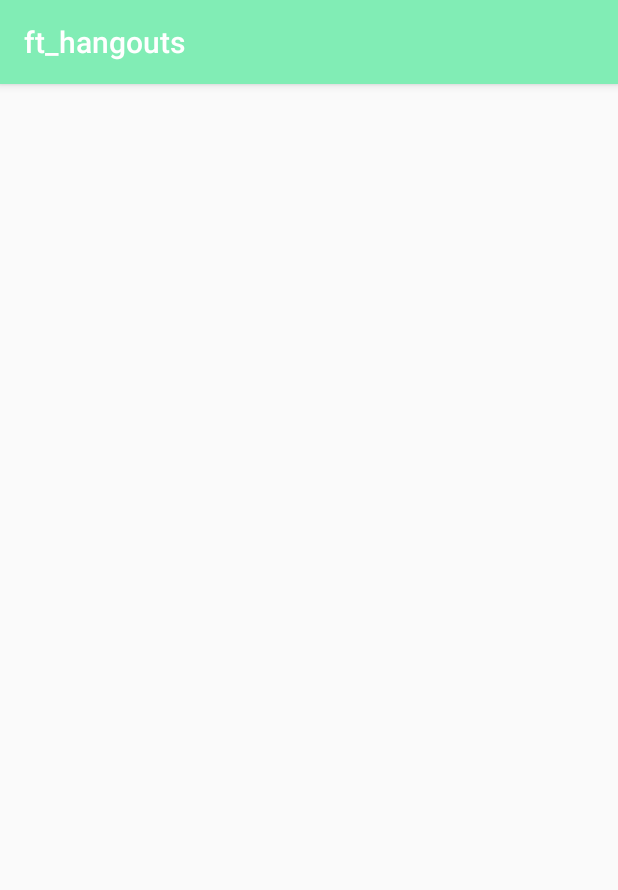
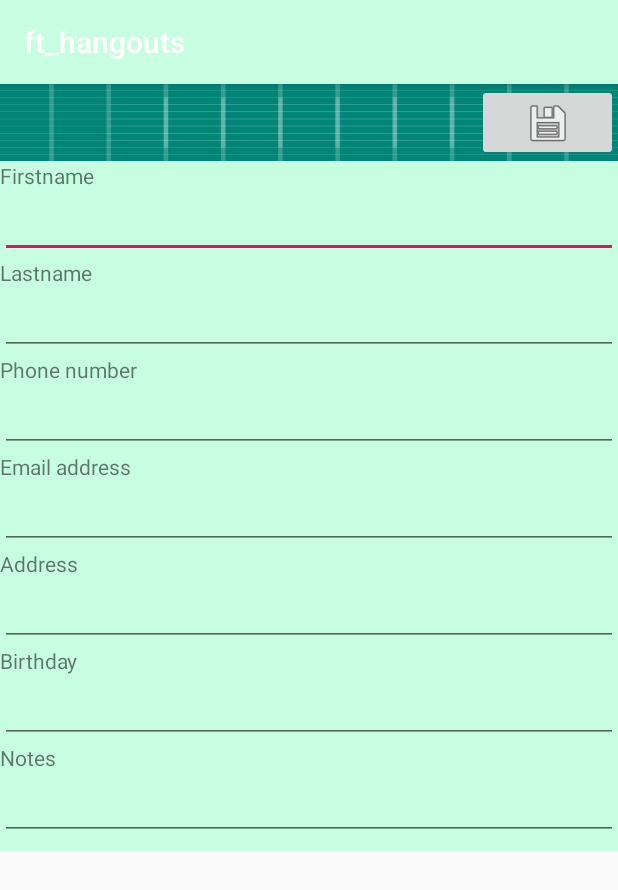
Before and after one commit to Syberam/ft_hangouts, an Android app: the ContactEdit screen opened directly, with no data from a screen before it, on a phone screen of 412 x 824 dp. Shown: the top 890 px of the screen. Run offline under Robolectric (Android 15) with nearby library versions, the phone set to English and light mode, and no system bars.

Commit message:
to sync with scholl folder

```diff
--- a/app/src/main/AndroidManifest.xml
+++ b/app/src/main/AndroidManifest.xml
@@ -16,7 +16,7 @@
                 <category android:name="android.intent.category.LAUNCHER" />
             </intent-filter>
         </activity>
-        <activity android:name=".contactCard"></activity>
+        <activity android:name=".ContactEdit"></activity>
     </application>
 
 </manifest>
--- a/app/src/main/java/com/sbonnefo/ft_hangouts/contactCard.java
+++ b/app/src/main/java/com/sbonnefo/ft_hangouts/ContactEdit.java
@@ -3,7 +3,7 @@ package com.sbonnefo.ft_hangouts;
 import android.support.v7.app.AppCompatActivity;
 import android.os.Bundle;
 
-public class contactCard extends AppCompatActivity {
+public class ContactEdit extends AppCompatActivity {
 
     @Override
     protected void onCreate(Bundle savedInstanceState) {
--- a/app/src/main/java/com/sbonnefo/ft_hangouts/MainActivity.java
+++ b/app/src/main/java/com/sbonnefo/ft_hangouts/MainActivity.java
@@ -34,8 +34,8 @@ public class MainActivity extends AppCompatActivity {
         btnGoContact.setOnClickListener(new View.OnClickListener() {
             @Override
             public void onClick(View v) {
-                Intent intent = new Intent(MainActivity.this, contactCard.class );
-                //Intent.putExtra("message", txtInputData.getText().toString() );
+                Intent intent = new Intent(MainActivity.this, ContactEdit.class );
+                //Intent.putExtra( "Contact", contact );
                 startActivity(intent);
             }
         });
--- a/app/src/main/res/layout-v26/activity_contact_card.xml
+++ /dev/null
@@ -1,25 +0,0 @@
-<?xml version="1.0" encoding="utf-8"?>
-<RelativeLayout xmlns:android="http://schemas.android.com/apk/res/android"
-    xmlns:app="http://schemas.android.com/apk/res-auto"
-    xmlns:tools="http://schemas.android.com/tools"
-    android:layout_width="match_parent"
-    android:layout_height="match_parent"
-    tools:context=".contactCard">
-
-
-    <ScrollView
-        android:layout_width="match_parent"
-        android:layout_height="match_parent"
-        android:layout_alignParentStart="true"
-        android:layout_alignParentTop="true">
-
-        <LinearLayout
-            android:layout_width="match_parent"
-            android:layout_height="wrap_content"
-            android:orientation="vertical">
-
-
-        </LinearLayout>
-    </ScrollView>
-
-</RelativeLayout>
--- a/app/src/main/res/layout/activity_contact_card.xml
+++ b/app/src/main/res/layout/activity_contact_card.xml
@@ -4,19 +4,50 @@
     xmlns:tools="http://schemas.android.com/tools"
     android:layout_width="match_parent"
     android:layout_height="match_parent"
-    tools:context=".contactCard">
+    tools:context=".ContactEdit">
 
 
-    <ScrollView
-        android:id="@+id/scrollInfo"
+    <RelativeLayout
         android:layout_width="match_parent"
-        android:layout_height="437dp"
+        android:layout_height="51dp"
         android:layout_alignParentStart="true"
         android:layout_alignParentLeft="true"
         android:layout_alignParentTop="true"
         android:layout_marginStart="0dp"
         android:layout_marginLeft="0dp"
-        android:layout_marginTop="0dp">
+        android:layout_marginTop="0dp"
+        android:layout_marginBottom="0dp"
+        android:background="@drawable/ic_launcher_background">
+
+        <ImageButton
+            android:id="@+id/imageButton3"
+            android:layout_width="42dp"
+            android:layout_height="match_parent"
+            android:layout_alignParentStart="true"
+            android:layout_alignParentLeft="true"
+            android:layout_alignParentTop="true"
+            android:layout_alignParentEnd="true"
+            android:layout_alignParentRight="true"
+            android:layout_marginStart="318dp"
+            android:layout_marginLeft="318dp"
+            android:layout_marginTop="0dp"
+            android:layout_marginEnd="0dp"
+            android:layout_marginRight="0dp"
+            app:srcCompat="@android:drawable/ic_menu_save"
+            tools:ignore="NotSibling" />
+    </RelativeLayout>
+
+    <ScrollView
+        android:id="@+id/scrollInfo"
+        android:layout_width="match_parent"
+        android:layout_height="460dp"
+        android:layout_alignParentStart="true"
+        android:layout_alignParentLeft="true"
+        android:layout_alignParentTop="true"
+        android:layout_marginStart="0dp"
+        android:layout_marginLeft="0dp"
+        android:layout_marginTop="51dp"
+        android:background="@color/colorPrimary">
 
         <LinearLayout
             android:layout_width="match_parent"
@@ -123,31 +154,4 @@
         </LinearLayout>
     </ScrollView>
 
-    <RelativeLayout
-        android:layout_width="match_parent"
-        android:layout_height="51dp"
-        android:layout_alignParentStart="true"
-        android:layout_alignParentLeft="true"
-        android:layout_alignParentBottom="true"
-        android:layout_marginStart="0dp"
-        android:layout_marginLeft="0dp"
-        android:layout_marginBottom="0dp">
-
-        <ImageButton
-            android:id="@+id/imageButton3"
-            android:layout_width="match_parent"
-            android:layout_height="match_parent"
-            android:layout_alignTop="@+id/scrollInfo"
-            android:layout_alignParentStart="true"
-            android:layout_alignParentLeft="true"
-            android:layout_alignParentEnd="true"
-            android:layout_alignParentRight="true"
-            android:layout_marginStart="0dp"
-            android:layout_marginLeft="0dp"
-            android:layout_marginEnd="0dp"
-            android:layout_marginRight="0dp"
-            app:srcCompat="@android:drawable/ic_menu_save"
-            tools:ignore="NotSibling" />
-    </RelativeLayout>
-
 </RelativeLayout>
--- a/app/src/main/res/values/colors.xml
+++ b/app/src/main/res/values/colors.xml
@@ -1,6 +1,6 @@
 <?xml version="1.0" encoding="utf-8"?>
 <resources>
-    <color name="colorPrimary">#81edb5</color>
+    <color name="colorPrimary">#c7fde1</color>
     <color name="colorPrimaryDark">#00574b</color>
     <color name="colorAccent">#D81B60</color>
 </resources>
```
